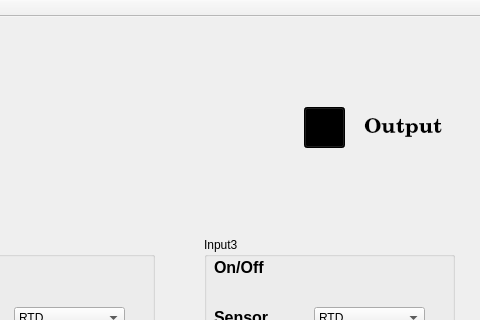
Qt form mainwindow.ui (rohitranjan017/Interfacing-and-Data-Acquisition-from-Scientific-Instruments) before a commit; both pictures show x 836 to 1316 and y 0 to 320 of the 1316 by 757 pixel window.
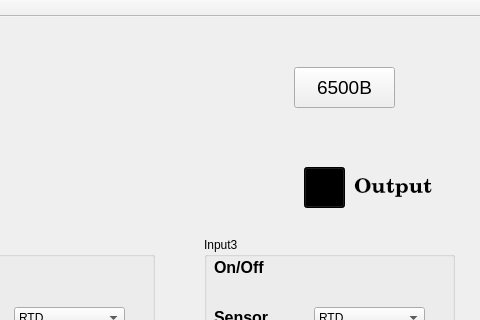
The same form after that commit. Icons and pictures are not drawn.

Diff of the .ui file:
```diff
--- a/mainwindow.ui
+++ b/mainwindow.ui
@@ -41,7 +41,7 @@
     <property name="geometry">
      <rect>
       <x>1140</x>
-      <y>90</y>
+      <y>150</y>
       <width>41</width>
       <height>41</height>
      </rect>
@@ -62,8 +62,8 @@
    <widget class="QLabel" name="label">
     <property name="geometry">
      <rect>
-      <x>1200</x>
-      <y>100</y>
+      <x>1190</x>
+      <y>160</y>
       <width>81</width>
       <height>21</height>
      </rect>
@@ -2357,6 +2357,24 @@
      </property>
     </widget>
    </widget>
+   <widget class="QPushButton" name="pushButton_6">
+    <property name="geometry">
+     <rect>
+      <x>1130</x>
+      <y>50</y>
+      <width>101</width>
+      <height>41</height>
+     </rect>
+    </property>
+    <property name="font">
+     <font>
+      <pointsize>14</pointsize>
+     </font>
+    </property>
+    <property name="text">
+     <string>6500B</string>
+    </property>
+   </widget>
   </widget>
   <widget class="QMenuBar" name="menuBar">
    <property name="geometry">
```
Left out of the diff: 26 changed lines with no effect on the pictures.
